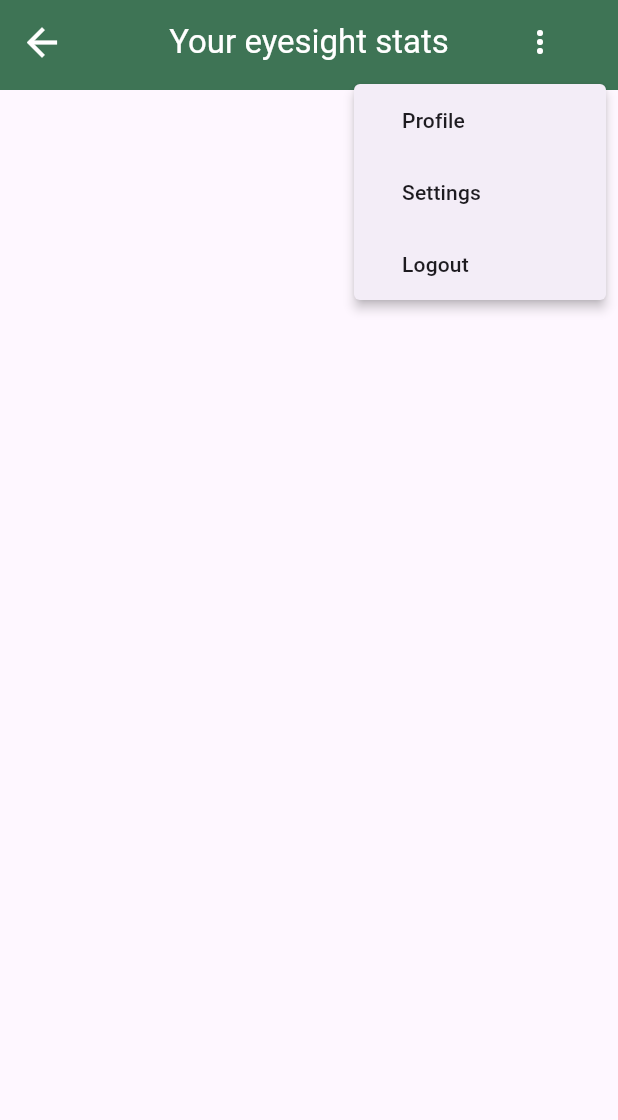
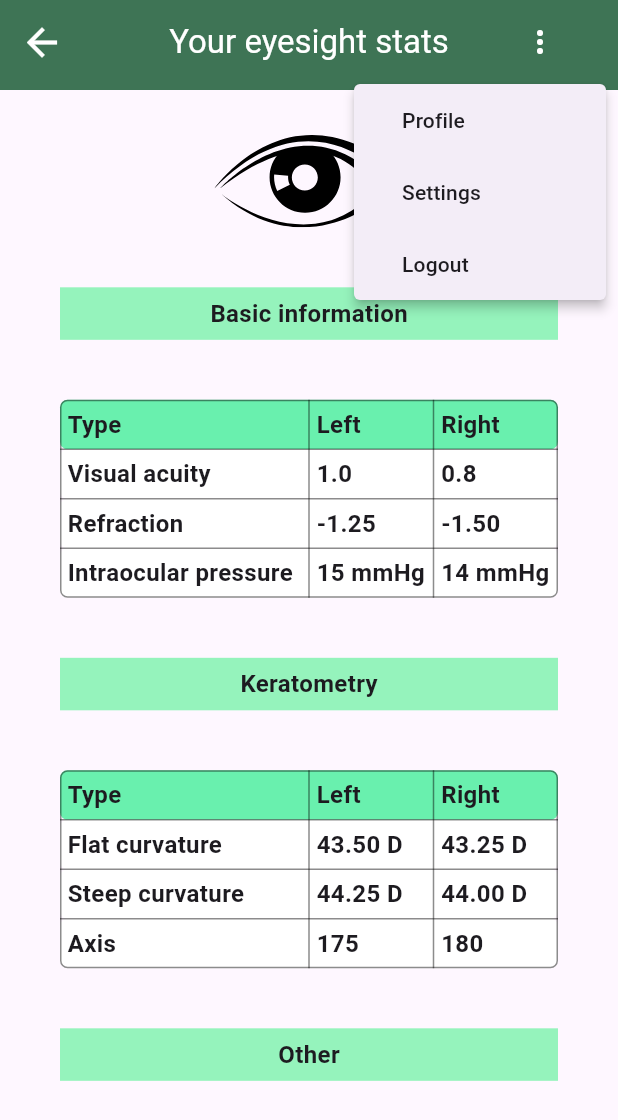
Before and after one commit to Jarwesbub/healthcare_superplatform, a Flutter app: the EyesightPage screen opened directly, after a tap on the "more vert" icon, on a phone screen of 412 x 824 dp. Shown: the top 1120 px of the screen. Run offline on Flutter 3.47's test engine with Material 3 defaults, Android fonts, the phone set to English and light mode, and no system bars; our stand-ins replace flutter_svg, font_awesome_flutter, shared_preferences; accounts and stored records are empty.

Commit message:
Added eye stats page and custom table widget, eyesight json file

```diff
--- /dev/null
+++ b/assets/jsons/eyesight_stats.json
@@ -0,0 +1,32 @@
+{
+  "eyesight": {
+    "exam_date": "2025-03-17",
+    "visual_acuity": {
+      "right_eye": "0.8",
+      "left_eye": "1.0"
+    },
+    "refraction": {
+      "right_eye": "-1.50",
+      "left_eye": "-1.25"
+    },
+    "intraocular_pressure": {
+      "right_eye": "14 mmHg",
+      "left_eye": "15 mmHg"
+    },
+    "keratometry": {
+      "right_eye": {
+        "flat_k": "43.25 D",
+        "steep_k": "44.00 D",
+        "axis": "180"
+      },
+      "left_eye": {
+        "flat_k": "43.50 D",
+        "steep_k": "44.25 D",
+        "axis": "175"
+      }
+    },
+    "color_vision": "Normal",
+    "diagnosis": "Mild myopia",
+    "recommendations": "Prescription glasses recommended for distance viewing."
+  }
+}
--- /dev/null
+++ b/lib/models/table_model.dart
@@ -0,0 +1,7 @@
+// Model for creating tables in eyesight page.
+
+class TableModel {
+  TableModel(this.titles, this.items);
+  final List<String> titles;
+  final Map<String, List<String>> items;
+}
--- a/lib/pages/eyesight_page.dart
+++ b/lib/pages/eyesight_page.dart
@@ -1,11 +1,115 @@
+import 'dart:convert';
+
 import 'package:flutter/material.dart';
+import 'package:flutter/services.dart';
+import 'package:flutter_svg/svg.dart';
 import 'package:healthcare_superplatform/widgets/custom_appbar.dart';
+import 'package:healthcare_superplatform/widgets/table_widget.dart';
 
-class EyesightPage extends StatelessWidget {
+class EyesightPage extends StatefulWidget {
   const EyesightPage({super.key});
 
   @override
+  State<EyesightPage> createState() => _EyeSightState();
+}
+
+class _EyeSightState extends State<EyesightPage> {
+  final Map<String, Color> itemColors = {
+    'primary': Color(0xFF95F3BC),
+    'secondary': Colors.white,
+  };
+  Map<String, dynamic>? data;
+
+  Future<dynamic> readJson() async {
+    final String response = await rootBundle.loadString(
+      'assets/jsons/eyesight_stats.json',
+    );
+    final Map<String, dynamic> jsonData = jsonDecode(response);
+
+    setState(() {
+      data = jsonData['eyesight'];
+      debugPrint('$data'); // Test -> show json data.
+    });
+  }
+
+  @override
+  void initState() {
+    super.initState();
+    readJson();
+  }
+
+  @override
   Widget build(BuildContext context) {
-    return const Scaffold(appBar: CustomAppBar(title: 'Your eyesight stats'));
+    return Scaffold(
+      appBar: const CustomAppBar(title: 'Your eyesight stats'),
+      body: Padding(
+        padding: const EdgeInsets.symmetric(horizontal: 40, vertical: 20),
+        child: ListView(
+          children: [
+            const SizedBox(height: 10),
+            SvgPicture.asset('assets/images/eye.svg'),
+            _headline('Basic information'),
+            TableWidget(
+              rows: 3,
+              items: {
+                'titles': ['Type', 'Left', 'Right'],
+                'row1': [
+                  'Visual acuity',
+                  '${data?['visual_acuity']['left_eye']}',
+                  '${data?['visual_acuity']['right_eye']}',
+                ],
+                'row2': [
+                  'Refraction',
+                  '${data?['refraction']['left_eye']}',
+                  '${data?['refraction']['right_eye']}',
+                ],
+                'row3': [
+                  'Intraocular pressure',
+                  '${data?['intraocular_pressure']['left_eye']}',
+                  '${data?['intraocular_pressure']['right_eye']}',
+                ],
+              },
+            ),
+            _headline('Keratometry'),
+            TableWidget(
+              rows: 3,
+              items: {
+                'titles': ['Type', 'Left', 'Right'],
+                'row1': [
+                  'Flat curvature',
+                  '${data?['keratometry']['left_eye']['flat_k']}',
+                  '${data?['keratometry']['right_eye']['flat_k']}',
+                ],
+                'row2': [
+                  'Steep curvature',
+                  '${data?['keratometry']['left_eye']['steep_k']}',
+                  '${data?['keratometry']['right_eye']['steep_k']}',
+                ],
+                'row3': [
+                  'Axis',
+                  '${data?['keratometry']['left_eye']['axis']}',
+                  '${data?['keratometry']['right_eye']['axis']}',
+                ],
+              },
+            ),
+            _headline('Other'),
+          ],
+        ),
+      ),
+    );
+  }
+
+  Widget _headline(String text) {
+    return Container(
+      height: 35,
+      width: double.infinity,
+      alignment: Alignment.center,
+      margin: const EdgeInsets.symmetric(vertical: 40),
+      decoration: BoxDecoration(color: itemColors['primary']),
+      child: Text(
+        text,
+        style: TextStyle(fontSize: 16, fontWeight: FontWeight.bold),
+      ),
+    );
   }
 }
--- /dev/null
+++ b/lib/widgets/table_widget.dart
@@ -0,0 +1,64 @@
+import 'package:flutter/material.dart';
+
+class TableWidget extends StatelessWidget {
+  const TableWidget({super.key, required this.rows, required this.items});
+  final Map<String, List<String>> items;
+  final int rows;
+
+  @override
+  Widget build(BuildContext context) {
+    return Table(
+      border: TableBorder.all(
+        width: 1,
+        style: BorderStyle.solid,
+        borderRadius: BorderRadius.circular(5),
+        color: Colors.black45,
+      ),
+      columnWidths:
+          rows > 2
+              ? const {0: FlexColumnWidth(2)}
+              : const {0: FlexColumnWidth()},
+      children: List.generate(items.keys.length, (columnIndex) {
+        // Columns.
+        if (columnIndex == 0) {
+          return TableRow(
+            decoration: BoxDecoration(
+              borderRadius: BorderRadius.circular(5),
+
+              color: Colors.greenAccent,
+            ),
+            children: List.generate(rows, (rowIndex) {
+              // Rows.
+              String title = items.entries.first.value[rowIndex];
+              return Padding(
+                padding: const EdgeInsets.all(5),
+                child: Text(
+                  title,
+                  style: TextStyle(fontSize: 16, fontWeight: FontWeight.w600),
+                ),
+              );
+            }),
+          );
+        }
+
+        return TableRow(
+          decoration: BoxDecoration(
+            borderRadius: BorderRadius.circular(5),
+            color: Colors.white,
+          ),
+          children: List.generate(rows, (rowIndex) {
+            // Rows.
+            String text = items.entries.elementAt(columnIndex).value[rowIndex];
+            return Padding(
+              padding: const EdgeInsets.all(5),
+              child: Text(
+                text,
+                style: TextStyle(fontSize: 16, fontWeight: FontWeight.w600),
+              ),
+            );
+          }),
+        );
+      }),
+    );
+  }
+}
--- a/pubspec.yaml
+++ b/pubspec.yaml
@@ -68,6 +68,7 @@ flutter:
 
   assets:
     - assets/images/
+    - assets/jsons/
 
   # An image asset can refer to one or more resolution-specific "variants", see
   # https://flutter.dev/to/resolution-aware-images
```
Also changed, not shown: assets/images/eye.svg (added).
